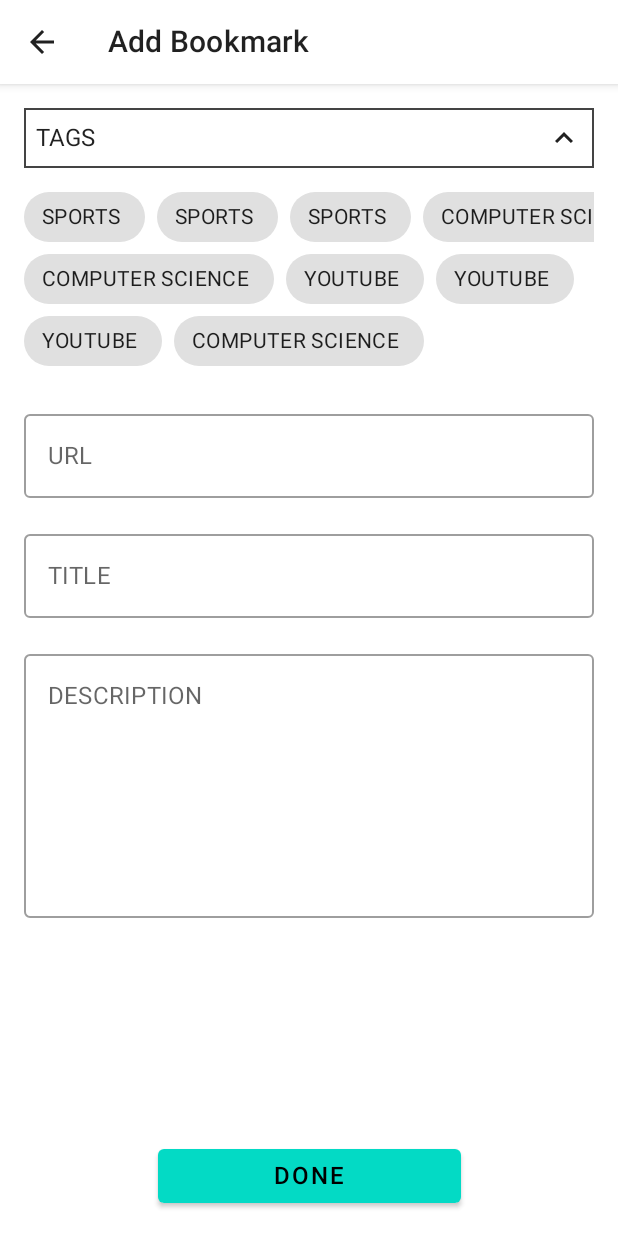
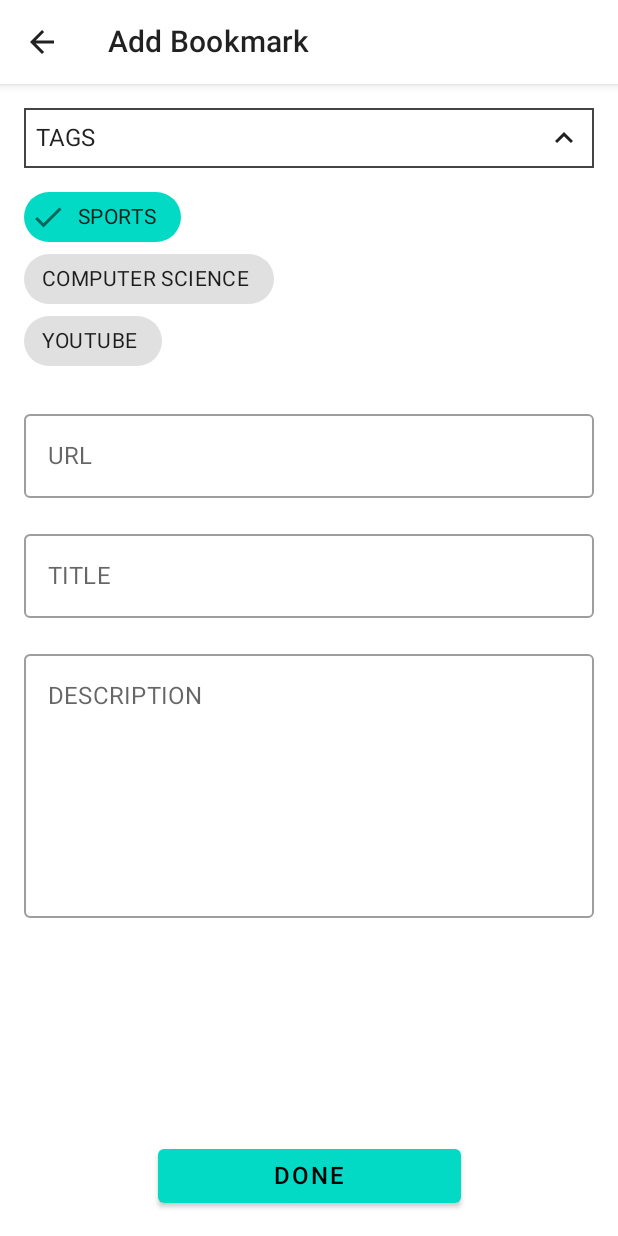
Before and after one commit to cranemont/bookmark-manager, an Android app built with Jetpack Compose: the AddBookmarkActivity screen opened directly, with no data from a screen before it, after a tap on "SPORTS", on a phone screen of 412 x 824 dp. Run offline under Robolectric (Android 15) with nearby library versions, the phone set to English and light mode, and no system bars; 1 other tap on this screen came first.

Commit message:
feat: implement selected tag ui

```diff
--- a/android/app/src/main/java/com/kldaji/bookmark_manager/presentation/addbookmark/AddBookmarkActivity.kt
+++ b/android/app/src/main/java/com/kldaji/bookmark_manager/presentation/addbookmark/AddBookmarkActivity.kt
@@ -5,6 +5,7 @@ import android.os.Bundle
 import android.util.Log
 import androidx.activity.ComponentActivity
 import androidx.activity.compose.setContent
+import androidx.activity.viewModels
 import androidx.compose.animation.animateContentSize
 import androidx.compose.foundation.ExperimentalFoundationApi
 import androidx.compose.foundation.border
@@ -16,6 +17,7 @@ import androidx.compose.foundation.lazy.staggeredgrid.items
 import androidx.compose.material.*
 import androidx.compose.material.icons.Icons
 import androidx.compose.material.icons.filled.ArrowBack
+import androidx.compose.material.icons.filled.Check
 import androidx.compose.material.icons.filled.ExpandLess
 import androidx.compose.material.icons.filled.ExpandMore
 import androidx.compose.runtime.getValue
@@ -28,6 +30,7 @@ import androidx.compose.ui.graphics.Color
 import androidx.compose.ui.text.input.TextFieldValue
 import androidx.compose.ui.unit.dp
 import androidx.compose.ui.unit.sp
+import com.kldaji.bookmark_manager.presentation.BookmarksViewModel
 import com.kldaji.bookmark_manager.presentation.bookmarks.BookmarksActivity
 import com.kldaji.bookmark_manager.presentation.theme.BookmarkmanagerTheme
 
@@ -46,12 +49,16 @@ class AddBookmarkActivity : ComponentActivity() {
 			Log.d(TAG, url)
 		}
 
+		val bookmarksViewModel: BookmarksViewModel by viewModels()
+
 		setContent {
 			BookmarkmanagerTheme {
 				val modifier = Modifier
 				var isExpanded by remember { mutableStateOf(false) }
 
-				val tags = listOf("SPORTS", "COMPUTER SCIENCE", "YOUTUBE", "SPORTS", "COMPUTER SCIENCE", "YOUTUBE", "SPORTS", "COMPUTER SCIENCE", "YOUTUBE")
+				val tags = bookmarksViewModel.tags.drop(1) // remove "ALL" tag
+				var selectedTags by remember { mutableStateOf(listOf<String>()) }
+
 				var title by remember { mutableStateOf(TextFieldValue("")) }
 				var url by remember { mutableStateOf(TextFieldValue("")) }
 				var description by remember { mutableStateOf(TextFieldValue("")) }
@@ -103,8 +110,8 @@ class AddBookmarkActivity : ComponentActivity() {
 									verticalAlignment = Alignment.CenterVertically
 								) {
 									Text(text = "TAGS")
-									if (!isExpanded) Icon(imageVector = Icons.Default.ExpandMore, contentDescription = "")
-									else Icon(imageVector = Icons.Default.ExpandLess, contentDescription = "")
+									if (!isExpanded) Icon(imageVector = Icons.Default.ExpandMore, contentDescription = "태그 리스트 확장")
+									else Icon(imageVector = Icons.Default.ExpandLess, contentDescription = "태그 리스트 축소")
 								}
 
 								if (isExpanded) {
@@ -117,8 +124,25 @@ class AddBookmarkActivity : ComponentActivity() {
 										items(items = tags) { tag ->
 											Chip(
 												modifier = modifier.padding(end = 8.dp, bottom = 8.dp),
-												onClick = { /*TODO*/ }
+												onClick = {
+													val newSelectedTags = selectedTags.toMutableList()
+
+													if (newSelectedTags.contains(tag)) newSelectedTags.remove(tag)
+													else newSelectedTags.add(tag)
+
+													selectedTags = newSelectedTags
+												},
+												leadingIcon = {
+													if (selectedTags.contains(tag)) {
+														Icon(
+															Icons.Default.Check,
+															contentDescription = "태그 선택"
+														)
+													}
+												},
+												colors = if (selectedTags.contains(tag)) ChipDefaults.chipColors(backgroundColor = MaterialTheme.colors.secondary) else ChipDefaults.chipColors()
 											) {
+
 												Text(
 													modifier = modifier.padding(end = 4.dp),
 													text = tag
```
